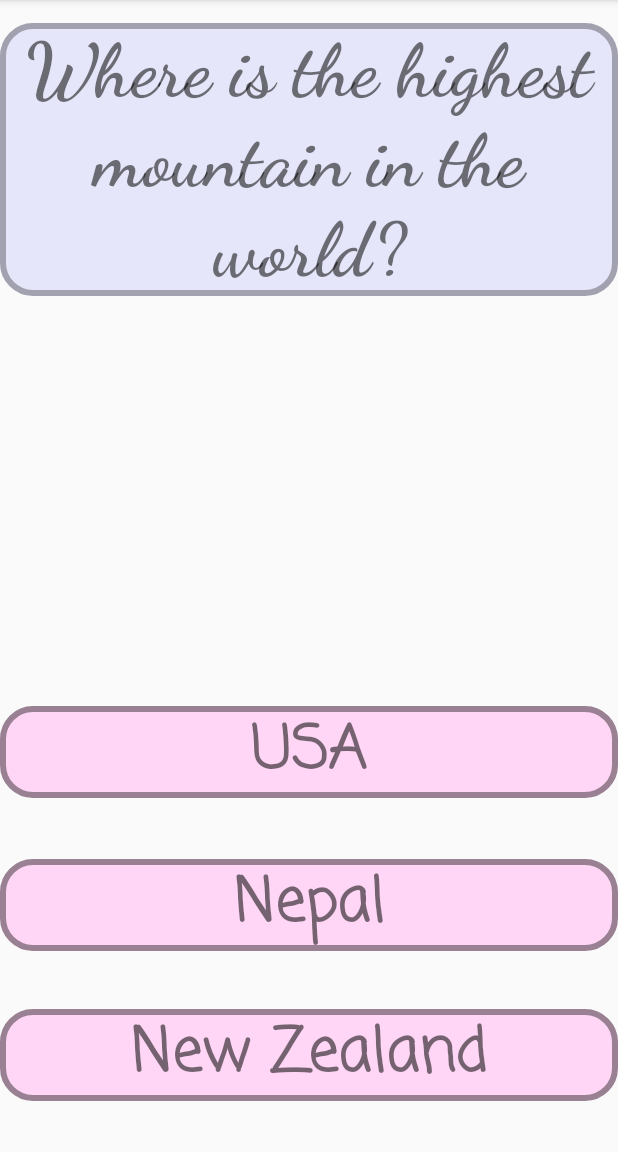
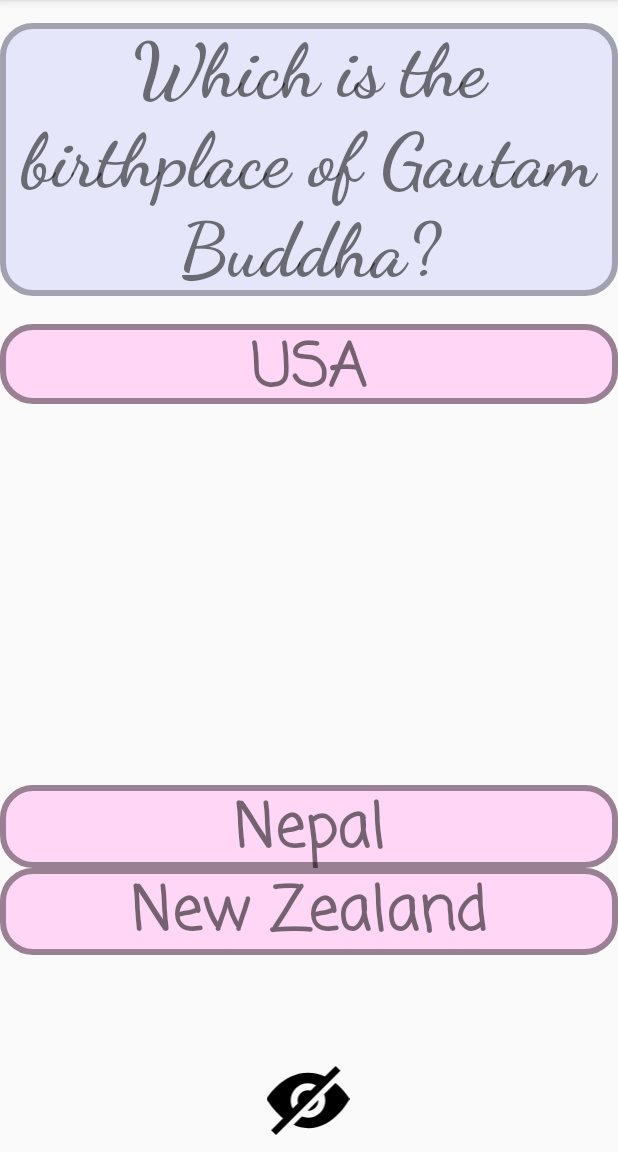
Before and after one commit to ishahnishant/FlashCard, an Android app: the screen it shows after launch (MainActivity), on a phone screen of 412 x 824 dp, the part 84-1236 px from its top. Run offline under Robolectric (Android 15) with nearby library versions, the phone set to English and light mode, and no system bars.

Commit message:
Add a button that toggles hiding and showing the answer options

```diff
--- a/app/src/main/java/np/com/shah/nishant/unitconverter/MainActivity.java
+++ b/app/src/main/java/np/com/shah/nishant/unitconverter/MainActivity.java
@@ -29,4 +29,22 @@ public class MainActivity extends AppCompatActivity {
 
     }
 
+    public void hide(View v) {
+        findViewById(R.id.noeye).setVisibility(View.INVISIBLE);
+        findViewById(R.id.eye).setVisibility(View.VISIBLE);
+        findViewById(R.id.flashcard_option2).setVisibility(View.INVISIBLE);
+        findViewById(R.id.flashcard_option1).setVisibility(View.INVISIBLE);
+        findViewById(R.id.flashcard_answer).setVisibility(View.INVISIBLE);
+
+    }
+
+    public void show(View v) {
+        findViewById(R.id.noeye).setVisibility(View.VISIBLE);
+        findViewById(R.id.eye).setVisibility(View.INVISIBLE);
+        findViewById(R.id.flashcard_option2).setVisibility(View.VISIBLE);
+        findViewById(R.id.flashcard_option1).setVisibility(View.VISIBLE);
+        findViewById(R.id.flashcard_answer).setVisibility(View.VISIBLE);
+
+    }
+
 }
--- /dev/null
+++ b/app/src/main/res/drawable/ic_noeye.xml
@@ -0,0 +1,9 @@
+<vector xmlns:android="http://schemas.android.com/apk/res/android"
+    android:width="24dp"
+    android:height="24dp"
+    android:viewportHeight="24"
+    android:viewportWidth="24">
+    <path
+        android:fillColor="#FF000000"
+        android:pathData="M11.885,14.988l3.104,-3.098 0.011,0.11c0,1.654 -1.346,3 -3,3l-0.115,-0.012zM19.933,6.956l-3.274,3.268c0.212,0.554 0.341,1.149 0.341,1.776 0,2.757 -2.243,5 -5,5 -0.631,0 -1.229,-0.13 -1.785,-0.344l-2.377,2.372c1.276,0.588 2.671,0.972 4.177,0.972 7.733,0 11.985,-8.449 11.985,-8.449s-1.415,-2.478 -4.067,-4.595zM21.364,3.42l-18.619,18.58 -1.382,-1.422 3.455,-3.447c-3.022,-2.45 -4.818,-5.58 -4.818,-5.58s4.446,-7.551 12.015,-7.551c1.825,0 3.456,0.426 4.886,1.075l3.081,-3.075 1.382,1.42zM7.613,14.342l1.519,-1.515c-0.077,-0.264 -0.132,-0.538 -0.132,-0.827 0,-1.654 1.346,-3 3,-3 0.291,0 0.567,0.055 0.833,0.134l1.518,-1.515c-0.704,-0.382 -1.496,-0.619 -2.351,-0.619 -2.757,0 -5,2.243 -5,5 0,0.852 0.235,1.641 0.613,2.342z" />
+</vector>
--- a/app/src/main/res/layout/activity_main.xml
+++ b/app/src/main/res/layout/activity_main.xml
@@ -9,17 +9,17 @@
     <TextView
         android:id="@+id/flashcard_option2"
         android:layout_width="match_parent"
-        android:layout_height="wrap_content"
+        android:layout_height="58dp"
         android:layout_alignParentBottom="true"
         android:layout_alignParentStart="true"
-        android:layout_marginBottom="34dp"
+        android:layout_marginBottom="131dp"
         android:background="@drawable/flashcard_options"
         android:fontFamily="casual"
+        android:onClick="checkOpt2"
         android:text="New Zealand"
         android:textAlignment="center"
         android:textSize="40dp"
         android:textStyle="bold"
-        android:onClick="checkOpt2"
         android:typeface="sans" />
 
     <TextView
@@ -32,7 +32,7 @@
         android:background="@drawable/flashcard_question_background"
         android:fontFamily="cursive"
         android:gravity="center"
-        android:text="Where is the highest mountain in the world?"
+        android:text="Which is the birthplace of Gautam Buddha?"
         android:textAlignment="center"
         android:textSize="50dp"
 
@@ -42,16 +42,16 @@
     <TextView
         android:id="@+id/flashcard_option1"
         android:layout_width="match_parent"
-        android:layout_height="wrap_content"
-        android:layout_alignParentBottom="true"
+        android:layout_height="53dp"
         android:layout_alignParentStart="true"
-        android:layout_marginBottom="236dp"
+        android:layout_alignParentTop="true"
+        android:layout_marginTop="216dp"
         android:background="@drawable/flashcard_options"
+
         android:fontFamily="casual"
         android:onClick="checkOpt1"
         android:text="USA"
         android:textAlignment="center"
-
         android:textSize="40dp"
         android:textStyle="bold"
         android:typeface="sans" />
@@ -59,10 +59,9 @@
     <TextView
         android:id="@+id/flashcard_answer"
         android:layout_width="match_parent"
-        android:layout_height="wrap_content"
-        android:layout_alignParentBottom="true"
+        android:layout_height="55dp"
+        android:layout_above="@+id/flashcard_option2"
         android:layout_alignParentStart="true"
-        android:layout_marginBottom="134dp"
         android:background="@drawable/flashcard_options"
         android:fontFamily="casual"
         android:onClick="checkAns"
@@ -72,4 +71,27 @@
         android:textStyle="bold"
         android:typeface="sans" />
 
+    <ImageView
+        android:id="@+id/eye"
+        android:layout_width="70dp"
+        android:layout_height="54dp"
+        android:layout_alignParentBottom="true"
+        android:layout_centerHorizontal="true"
+        android:layout_marginBottom="8dp"
+        android:onClick="show"
+        android:visibility="invisible"
+        app:srcCompat="@drawable/ic_iconmonstr_eye_3" />
+
+    <ImageView
+        android:id="@+id/noeye"
+
+        android:layout_width="69dp"
+        android:layout_height="55dp"
+        android:layout_alignStart="@+id/eye"
+        android:layout_alignTop="@+id/eye"
+        android:onClick="hide"
+        app:srcCompat="@drawable/ic_noeye" />
+    "
+    />
+
 </RelativeLayout>
```
